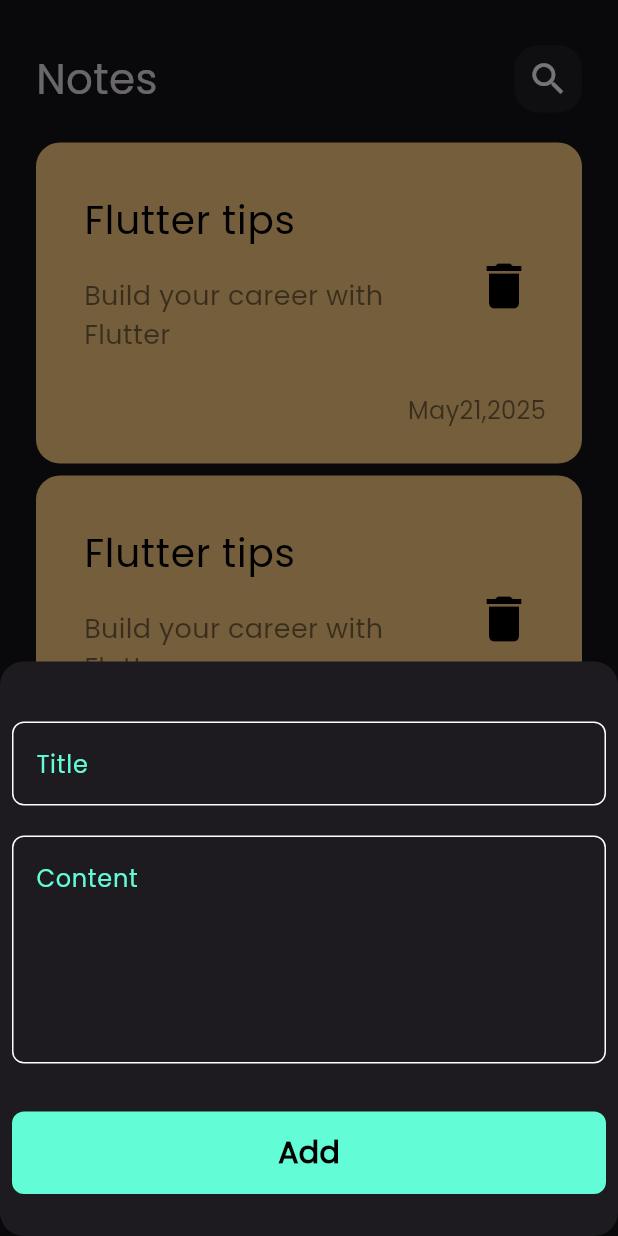
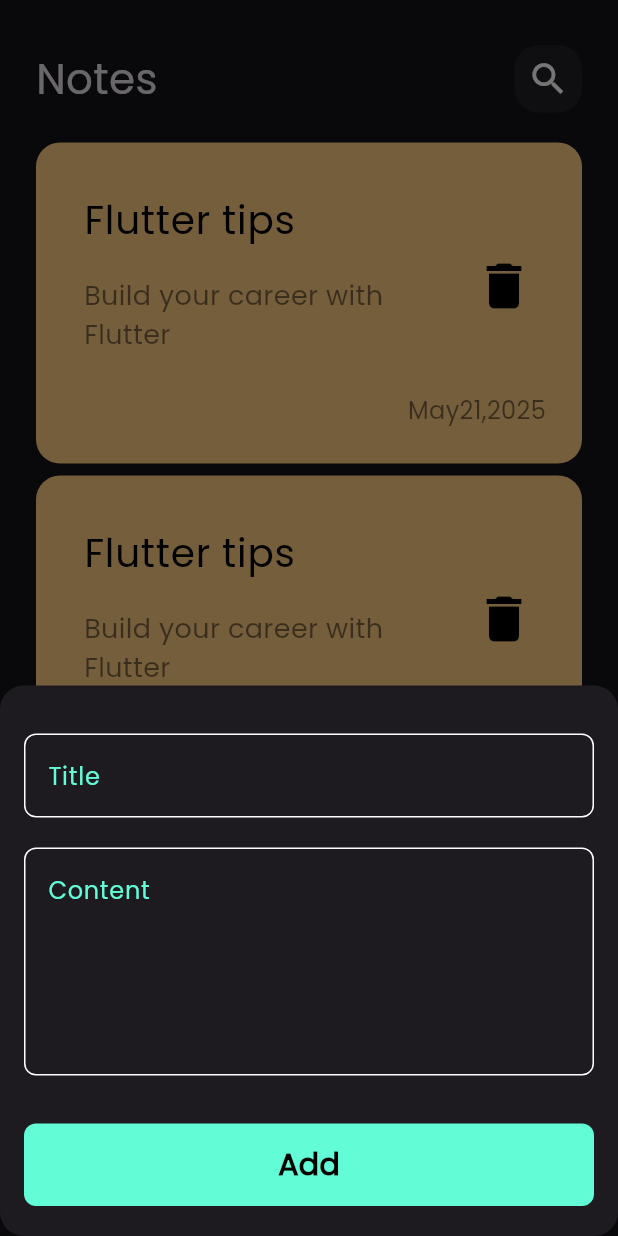
Before and after one commit to louaysalh/notes_app, a Flutter app: the screen it shows after launch, after a tap on the "add" icon, on a phone screen of 412 x 824 dp. Run offline on Flutter 3.47's test engine with Material 3 defaults, Android fonts, the phone set to English and light mode, and no system bars; our stand-ins replace bloc, flutter_bloc, hive, hive_flutter, modal_progress_hud_nsn; accounts and stored records are empty.

Commit message:
create note states

```diff
--- a/lib/views/notes_view.dart
+++ b/lib/views/notes_view.dart
@@ -11,6 +11,7 @@ class NotesView extends StatelessWidget {
       floatingActionButton: FloatingActionButton(
         onPressed: () {
           showModalBottomSheet(
+            isScrollControlled: true , // make bottom sheet scroll in screen
             shape: RoundedRectangleBorder(
               borderRadius: BorderRadius.circular(16),
             ),
--- a/lib/widgets/add_note_bottom_sheet.dart
+++ b/lib/widgets/add_note_bottom_sheet.dart
@@ -26,9 +26,10 @@ class AddNoteBottomSheet extends StatelessWidget {
         builder: (context, state) {
           return AbsorbPointer(  // widget that prevent access any other widget in screen while it true
             absorbing: state is AddNoteLoading ? true : false ,
-            child: const Padding(
-              padding:  EdgeInsets.all(8.0),
-              child:  SingleChildScrollView(child: AddNoteForm()),
+            child: Padding(
+              padding:  EdgeInsets.only(left:16,right: 16,bottom: MediaQuery.of(context).viewInsets.bottom), //mediaQuery to access anything related to device like keyboard
+                                                                                                            // viewInsets access keyboard size on screen
+              child: const  SingleChildScrollView(child: AddNoteForm()),
             ),
           );
         },
```
Also changed, not shown: lib/cubits/notes_cubit/notes_cubit.dart (added, +9 -0 lines), lib/cubits/notes_cubit/notes_state.dart (added, +20 -0 lines).
